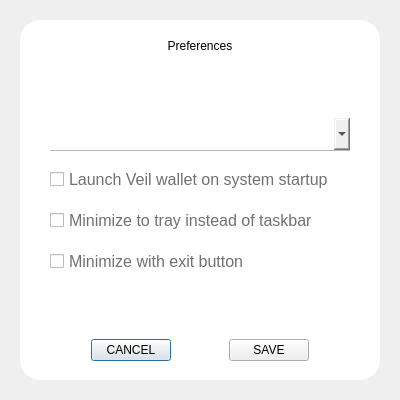
Before: the Qt Designer form src/qt/veil/forms/settingspreferences.ui in Veil-Project/veil, drawn with Qt 5.
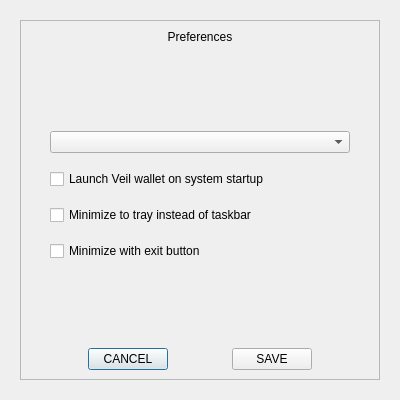
After: the same form once the commit is applied.

Patch:
```diff
--- a/src/qt/veil/forms/settingspreferences.ui
+++ b/src/qt/veil/forms/settingspreferences.ui
@@ -31,13 +31,6 @@
      <property name="autoFillBackground">
       <bool>false</bool>
      </property>
-     <property name="styleSheet">
-      <string notr="true">#frame{
-  background-color: white;
-  padding: 10px 10px 10px 10px;
-  border-radius:20px;
-}</string>
-     </property>
      <property name="frameShape">
       <enum>QFrame::StyledPanel</enum>
      </property>
@@ -53,9 +46,6 @@
           <height>40</height>
          </size>
         </property>
-        <property name="styleSheet">
-         <string notr="true"/>
-        </property>
         <property name="text">
          <string>Preferences</string>
         </property>
@@ -91,11 +81,6 @@
           <height>16777215</height>
          </size>
         </property>
-        <property name="styleSheet">
-         <string notr="true">border:0;
-padding:8;
-border-bottom:1px solid #bababa;</string>
-        </property>
        </widget>
       </item>
       <item>
@@ -128,10 +113,6 @@
           <height>16777215</height>
          </size>
         </property>
-        <property name="styleSheet">
-         <string notr="true">color:#707070;
-font-size:16px;</string>
-        </property>
         <property name="text">
          <string>Launch Veil wallet on system startup</string>
         </property>
@@ -167,10 +148,6 @@
           <height>16777215</height>
          </size>
         </property>
-        <property name="styleSheet">
-         <string notr="true">color:#707070;
-font-size:16px;</string>
-        </property>
         <property name="text">
          <string>Minimize to tray instead of taskbar</string>
         </property>
@@ -206,10 +183,6 @@
           <height>16777215</height>
          </size>
         </property>
-        <property name="styleSheet">
-         <string notr="true">color:#707070;
-font-size:16px;</string>
-        </property>
         <property name="text">
          <string>Minimize with exit button</string>
         </property>
@@ -245,9 +218,6 @@
         </item>
         <item>
          <widget class="QPushButton" name="btnEsc">
-          <property name="styleSheet">
-           <string notr="true"/>
-          </property>
           <property name="text">
            <string>CANCEL</string>
           </property>
@@ -268,9 +238,6 @@
         </item>
         <item>
          <widget class="QPushButton" name="btnSave">
-          <property name="styleSheet">
-           <string notr="true"/>
-          </property>
           <property name="text">
            <string>SAVE</string>
           </property>
```
